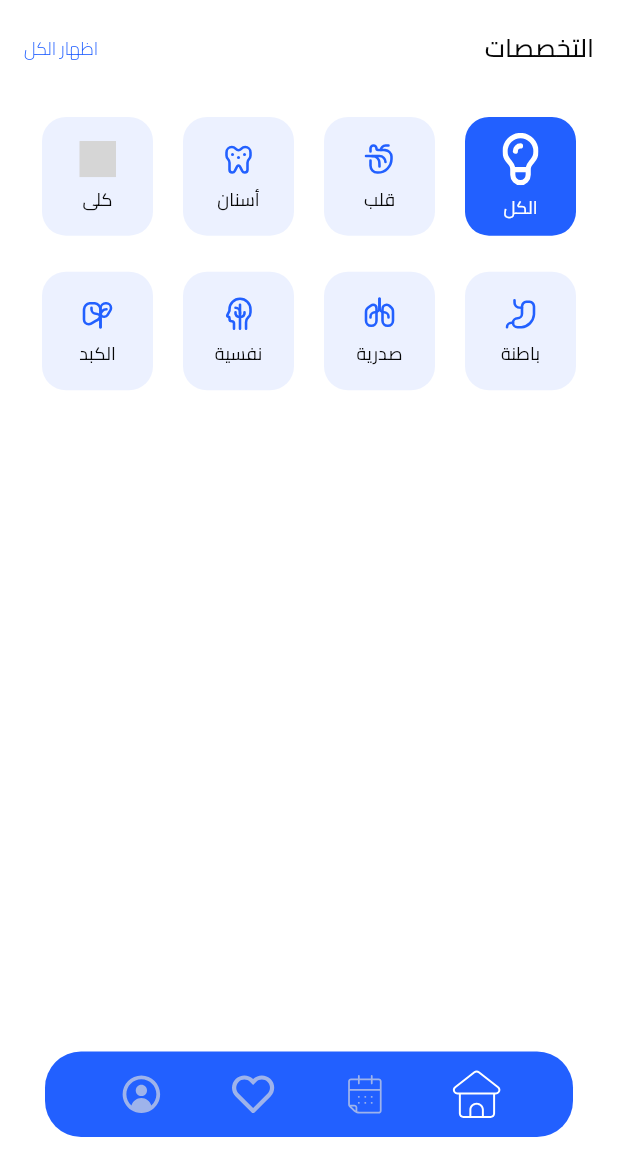
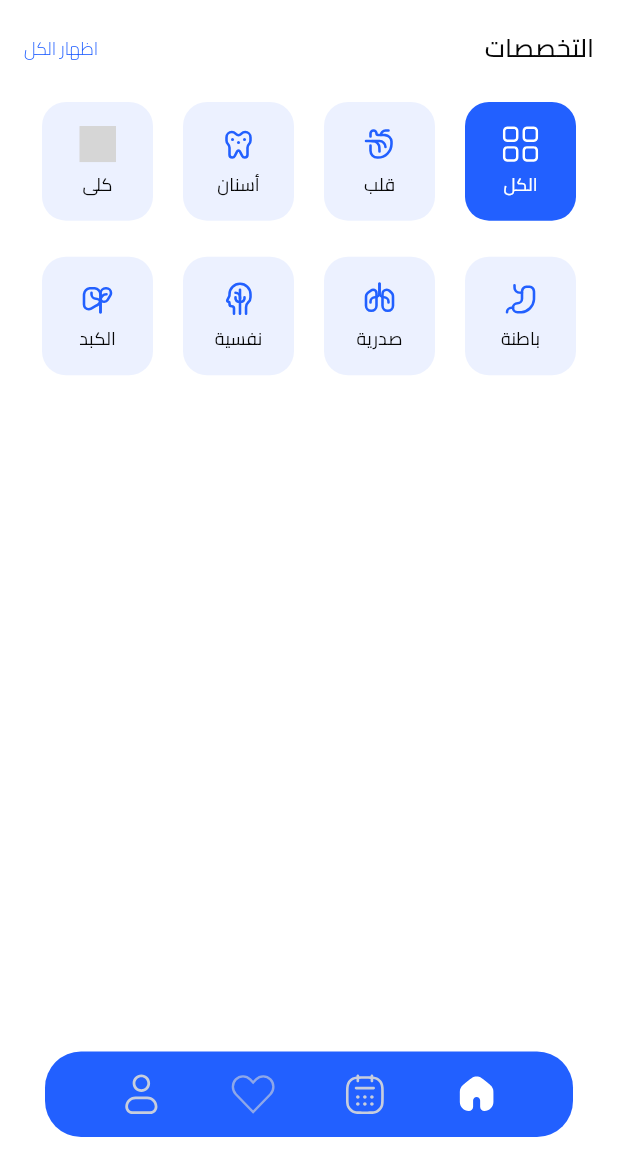
Before and after one commit to HishamElnemr/medi_link, a Flutter app: the PatientMainView screen opened by its route, on a phone screen of 412 x 824 dp, the part 84-1236 px from its top. Run offline on Flutter 3.47's test engine with Material 3 defaults, Android fonts, the phone set to English and light mode, and no system bars; our stand-ins replace bloc, cloud_firestore, dartz, equatable, firebase_auth, firebase_core and 5 more; accounts and stored records are empty; grey boxes are pictures that could not be loaded.

Commit message:
simple refactor

```diff
--- a/lib/core/widgets/active_item.dart
+++ b/lib/core/widgets/active_item.dart
@@ -1,5 +1,6 @@
 import 'package:flutter/material.dart';
 import 'package:flutter_svg/svg.dart';
+import 'package:medi_link/core/constants/app_colors.dart';
 
 class ActiveItem extends StatelessWidget {
   const ActiveItem({super.key, required this.image});
@@ -7,13 +8,17 @@ class ActiveItem extends StatelessWidget {
   final String image;
   @override
   Widget build(BuildContext context) {
-    return FittedBox(
-      child: Container(
-        color: Colors.transparent,
-        child: Column(
-          children: [SvgPicture.asset(image, width: 30, height: 25)],
+    return Column(
+      mainAxisAlignment: MainAxisAlignment.center,
+      crossAxisAlignment: CrossAxisAlignment.center,
+      children: [
+        SvgPicture.asset(
+          image,
+          width: 30,
+          height: 25,
+          color: AppColors.white,
         ),
-      ),
+      ],
     );
   }
 }
--- a/lib/core/widgets/in_active_item.dart
+++ b/lib/core/widgets/in_active_item.dart
@@ -1,5 +1,6 @@
 import 'package:flutter/material.dart';
 import 'package:flutter_svg/svg.dart';
+import 'package:medi_link/core/constants/app_colors.dart';
 
 class InActiveItem extends StatelessWidget {
   const InActiveItem({super.key, required this.image});
@@ -7,13 +8,17 @@ class InActiveItem extends StatelessWidget {
 
   @override
   Widget build(BuildContext context) {
-    return Container(
-      color: Colors.transparent,
-      child: Column(
-        mainAxisAlignment: MainAxisAlignment.center,
-        crossAxisAlignment: CrossAxisAlignment.center,
-        children: [SvgPicture.asset(image, width: 32, height: 27)],
-      ),
+    return Column(
+      mainAxisAlignment: MainAxisAlignment.center,
+      crossAxisAlignment: CrossAxisAlignment.center,
+      children: [
+        SvgPicture.asset(
+          image,
+          width: 32,
+          height: 27,
+          color: AppColors.lightGrey.withOpacity(.9),
+        ),
+      ],
     );
   }
 }
--- a/lib/features/home/presentation/views/patient_view/widgets/patient_home_app_bar.dart
+++ b/lib/features/home/presentation/views/patient_view/widgets/patient_home_app_bar.dart
@@ -53,7 +53,6 @@ class PatientHomeAppBar extends StatelessWidget implements PreferredSizeWidget {
                   ),
                   TextSpan(
                     text: _getPatientName(context),
-
                     style: FontStyles.light12.copyWith(
                       color: AppColors.darkGrey,
                       fontWeight: FontWeight.bold,
--- a/lib/features/home/presentation/views/patient_view/widgets/patient_home_view_body.dart
+++ b/lib/features/home/presentation/views/patient_view/widgets/patient_home_view_body.dart
@@ -1,10 +1,8 @@
 import 'package:flutter/material.dart';
-import 'package:medi_link/core/constants/app_colors.dart';
-import 'package:medi_link/core/constants/font_styles.dart';
 import 'package:medi_link/features/home/presentation/views/patient_view/widgets/doctor_list_view_bloc_builder.dart';
 import 'package:medi_link/features/home/presentation/views/patient_view/widgets/medical_specialties_grid.dart';
 import 'package:medi_link/features/home/presentation/views/patient_view/widgets/patient_home_app_bar.dart';
-import 'package:medi_link/generated/l10n.dart';
+import 'package:medi_link/features/home/presentation/views/patient_view/widgets/specialities_widget.dart';
 
 class PatientHomeViewBody extends StatelessWidget {
   const PatientHomeViewBody({super.key});
@@ -19,27 +17,10 @@ class PatientHomeViewBody extends StatelessWidget {
           sliver: SliverList(
             delegate: SliverChildListDelegate([
               const SizedBox(height: 20),
-              Row(
-                mainAxisAlignment: MainAxisAlignment.spaceBetween,
-                children: [
-                  Text(
-                    S.of(context).specialities,
-                    style: FontStyles.medium15.copyWith(
-                      color: AppColors.darkGrey,
-                      fontSize: 17,
-                    ),
-                  ),
-                  Text(
-                    S.of(context).see_all,
-                    style: FontStyles.light12.copyWith(
-                      color: AppColors.primaryBlue,
-                    ),
-                  ),
-                ],
-              ),
+              const SpecialitiesWidget(),
+              const SizedBox(height: 10),
+              const MedicalSpecialtiesGrid(),
               const SizedBox(height: 20),
-              const MedicalSpecialtiesGrid(),
-              const SizedBox(height: 24),
               const DoctorsList(),
               const SizedBox(height: 24),
             ]),
--- /dev/null
+++ b/lib/features/home/presentation/views/patient_view/widgets/specialities_widget.dart
@@ -0,0 +1,28 @@
+import 'package:flutter/material.dart';
+import 'package:medi_link/core/constants/app_colors.dart';
+import 'package:medi_link/core/constants/font_styles.dart';
+import 'package:medi_link/generated/l10n.dart';
+
+class SpecialitiesWidget extends StatelessWidget {
+  const SpecialitiesWidget({super.key});
+
+  @override
+  Widget build(BuildContext context) {
+    return Row(
+      mainAxisAlignment: MainAxisAlignment.spaceBetween,
+      children: [
+        Text(
+          S.of(context).specialities,
+          style: FontStyles.medium15.copyWith(
+            color: AppColors.darkGrey,
+            fontSize: 17,
+          ),
+        ),
+        Text(
+          S.of(context).see_all,
+          style: FontStyles.light12.copyWith(color: AppColors.primaryBlue),
+        ),
+      ],
+    );
+  }
+}
```
Also changed, not shown: assets/images/all.svg, assets/images/booking_icon.svg, assets/images/booking_inactive.svg, assets/images/doctors_active.svg (added), assets/images/doctors_inactive.svg (added), assets/images/fav_active.svg, assets/images/fav_inactive.svg, assets/images/home_active.svg, assets/images/home_inactive_icon.svg, assets/images/profile_active.svg, assets/images/profile_inctive.svg.
